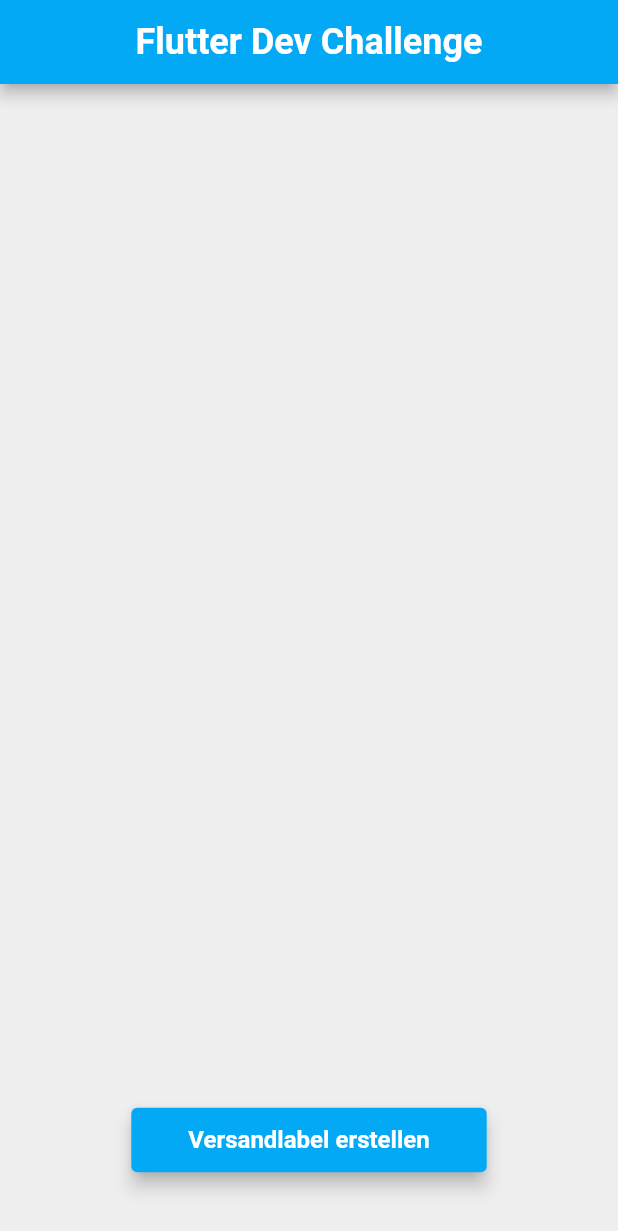
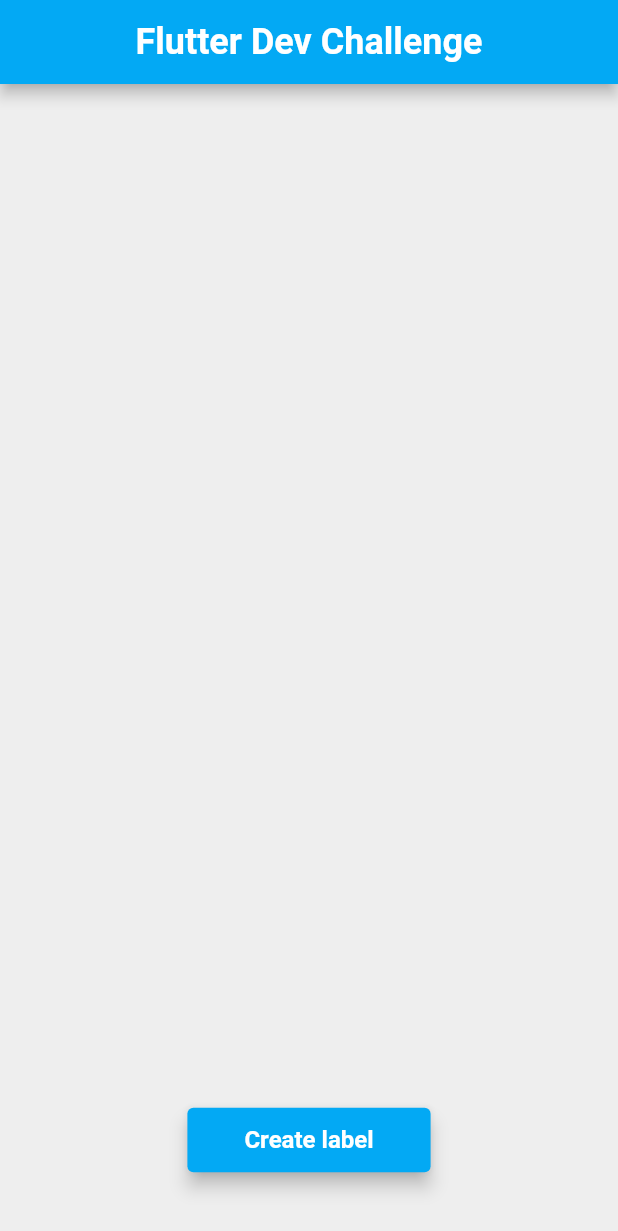
Before and after one commit to viktorgritz/OrderingProcess, a Flutter app: the screen it shows after launch, on a phone screen of 412 x 824 dp. Shown: the top 1231 px of the screen. Run offline on Flutter 3.47's test engine with Material 2 defaults, Android fonts, the phone set to English and light mode, and no system bars; our stand-ins replace fluttertoast, group_button; generated files the repository leaves out were written again.

Commit message:
add intl package

```diff
--- a/ordering_process/lib/home_screen.dart
+++ b/ordering_process/lib/home_screen.dart
@@ -1,8 +1,9 @@
 import 'package:flutter/material.dart';
 
+import 'generated/l10n.dart';
+
 class HomeScreen extends StatefulWidget {
-  const HomeScreen({super.key, required this.title});
-  final String title;
+  const HomeScreen({super.key});
 
   @override
   State<HomeScreen> createState() => _HomeScreenState();
@@ -13,7 +14,7 @@ class _HomeScreenState extends State<HomeScreen> {
   Widget build(BuildContext context) {
     return Scaffold(
       appBar: AppBar(
-        title: Text(widget.title),
+        title: Text(S.of(context).homeScreenAppBarTitle),
       ),
       body: Container(
         color: Colors.grey[200],
@@ -26,7 +27,7 @@ class _HomeScreenState extends State<HomeScreen> {
                 ElevatedButton(
                   onPressed: () =>
                       Navigator.of(context).pushNamed('/shipping_label'),
-                  child: const Text('Versandlabel erstellen'),
+                  child: Text(S.of(context).createLabelButtonTitle),
                 ),
               ],
             ),
--- /dev/null
+++ b/ordering_process/lib/l10n/intl_de.arb
@@ -0,0 +1,9 @@
+{
+    "@_Home_Screen": {},
+    "homeScreenAppBarTitle": "Flutter Dev Challenge",
+    "createLabelButtonTitle": "Versandlabel erstellen",
+
+    "@_Shipping_Label_Screen": {},
+    "shippingLabelScreenAppBarTitle": "Paket Größe auswählen",
+    "shippingLabelToastMessage": "Bitte wählen Sie ein Label aus"
+}
--- /dev/null
+++ b/ordering_process/lib/l10n/intl_en.arb
@@ -0,0 +1,9 @@
+{
+    "@_Home_Screen": {},
+    "homeScreenAppBarTitle": "Flutter Dev Challenge",
+    "createLabelButtonTitle": "Create label",
+
+    "@_Shipping_Label_Screen": {},
+    "shippingLabelScreenAppBarTitle": "Select package size",
+    "shippingLabelToastMessage": "Please select a label"
+}
--- a/ordering_process/lib/main.dart
+++ b/ordering_process/lib/main.dart
@@ -1,4 +1,5 @@
 import 'package:flutter/material.dart';
+import 'package:flutter_localizations/flutter_localizations.dart';
 import 'package:ordering_process/Model/total_information.dart';
 import 'package:ordering_process/home_screen.dart';
 import 'package:ordering_process/shipping_label/shipping_label_screen.dart';
@@ -6,6 +7,7 @@ import 'package:provider/provider.dart';
 
 import 'Overview/overview_screen.dart';
 import 'contact_form/contact_form_screen.dart';
+import 'generated/l10n.dart';
 import 'theme/app_themes.dart';
 
 void main() {
@@ -22,12 +24,19 @@ class MyApp extends StatelessWidget {
       child: MaterialApp(
         title: 'Ordering Process',
         theme: AppThemes.lightTheme,
-        home: const HomeScreen(title: 'Flutter Dev Challenge'),
+        home: const HomeScreen(),
         routes: {
           '/shipping_label': (context) => ShippingLabelScreen(),
           '/contact_form': (context) => ContactFormScreen(),
           '/overview_screen': (context) => const OverviewScreen(),
         },
+        localizationsDelegates: const [
+          S.delegate,
+          GlobalMaterialLocalizations.delegate,
+          GlobalWidgetsLocalizations.delegate,
+          GlobalCupertinoLocalizations.delegate,
+        ],
+        supportedLocales: S.delegate.supportedLocales,
       ),
     );
   }
--- a/ordering_process/lib/shipping_label/shipping_label_screen.dart
+++ b/ordering_process/lib/shipping_label/shipping_label_screen.dart
@@ -2,6 +2,7 @@ import 'package:flutter/material.dart';
 import 'package:fluttertoast/fluttertoast.dart';
 import 'package:group_button/group_button.dart';
 import 'package:ordering_process/Model/label.dart';
+import 'package:ordering_process/generated/l10n.dart';
 import 'package:ordering_process/navigation_buttons.dart';
 
 import 'group_button_item.dart';
@@ -27,7 +28,7 @@ class _ShippingLabelScreenState extends State<ShippingLabelScreen> {
 
     return Scaffold(
       appBar: AppBar(
-        title: Text('Paket Größe auswählen'),
+        title: Text(S.of(context).shippingLabelScreenAppBarTitle),
       ),
       body: Container(
         color: Colors.grey[200],
@@ -73,7 +74,7 @@ class _ShippingLabelScreenState extends State<ShippingLabelScreen> {
       Navigator.of(context).pushNamed('/contact_form', arguments: _newValue);
     } else {
       Fluttertoast.showToast(
-        msg: 'Bitte wählen Sie ein Label aus',
+        msg: S.of(context).shippingLabelToastMessage,
         backgroundColor: Colors.deepOrange,
       );
     }
--- a/ordering_process/pubspec.yaml
+++ b/ordering_process/pubspec.yaml
@@ -31,6 +31,8 @@ environment:
 dependencies:
   flutter:
     sdk: flutter
+  flutter_localizations:
+    sdk: flutter
 
 
   # The following adds the Cupertino Icons font to your application.
@@ -39,6 +41,8 @@ dependencies:
   fluttertoast: ^8.2.1
   provider: ^6.0.5
   group_button: ^5.2.2
+  intl_utils: ^2.8.2
+  intl: ^0.17.0
 
 dev_dependencies:
   flutter_test:
@@ -92,3 +96,5 @@ flutter:
   #
   # For details regarding fonts from package dependencies,
   # see https://flutter.dev/custom-fonts/#from-packages
+flutter_intl:
+  enabled: true
```
Also changed, not shown: ordering_process/lib/generated/l10n.dart (added), ordering_process/pubspec.lock.
